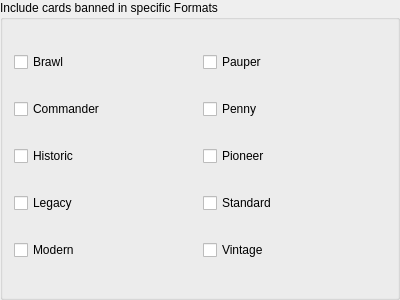
This is mtg_proxy_printer/resources/ui/settings_window/format_printing_filter.ui in luziferius/MTGProxyPrinter as Qt 5 draws it before an edit. The edited form follows.
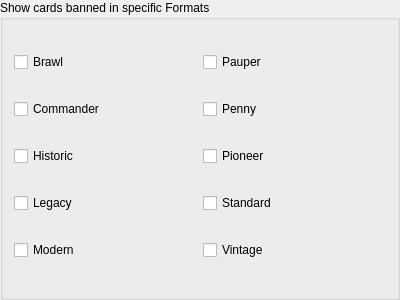
This is the edited form.

Commit message:
Reworded Strings in the Settings window, updated to reflect that re-downloading the card data is no longer required to update the filter settings.
FossilOrigin-Name: 55b183818235ce64674848e6890ddf8bb8edda0b5fef4cb55f8ceb82fbdd35c6

The edit to the form file:
```diff
--- a/mtg_proxy_printer/resources/ui/settings_window/format_printing_filter.ui
+++ b/mtg_proxy_printer/resources/ui/settings_window/format_printing_filter.ui
@@ -14,7 +14,7 @@
    <string>Form</string>
   </property>
   <property name="title">
-  <string>Include cards banned in specific Formats</string>
+   <string>Show cards banned in specific Formats</string>
   </property>
   <layout class="QGridLayout" name="gridLayout_3">
   <item row="0" column="0">
```
Left out of the diff: 2 changed lines with no effect on the pictures. Lines whose indentation alone changed are shown as unchanged. The commit also changes 2 other files.
